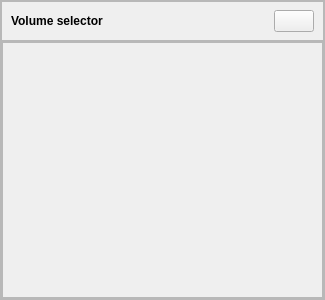
First picture: the form in volumeselectorwidget.ui, repository Frewacom/midi-soundboard, before the edit.
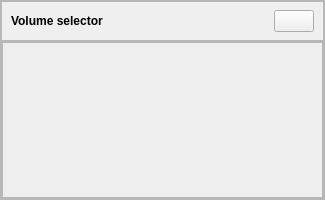
Second picture: the form after the edit. Icons and pictures are not drawn.

Commit message: Updated the QListWidget style. Moved Audio device selection to its own screen. Added disconnect functions for AudioWrapper

```diff
--- a/volumeselectorwidget.ui
+++ b/volumeselectorwidget.ui
@@ -7,7 +7,7 @@
     <x>0</x>
     <y>0</y>
     <width>325</width>
-    <height>300</height>
+    <height>200</height>
    </rect>
   </property>
   <property name="sizePolicy">
@@ -19,13 +19,13 @@
   <property name="minimumSize">
    <size>
     <width>325</width>
-    <height>300</height>
+    <height>200</height>
    </size>
   </property>
   <property name="maximumSize">
    <size>
     <width>325</width>
-    <height>300</height>
+    <height>250</height>
    </size>
   </property>
   <property name="windowTitle">
@@ -168,7 +168,7 @@
               <x>0</x>
               <y>0</y>
               <width>319</width>
-              <height>252</height>
+              <height>152</height>
              </rect>
             </property>
             <layout class="QVBoxLayout" name="verticalLayout_3">
```
The commit also changes 6 other files.
